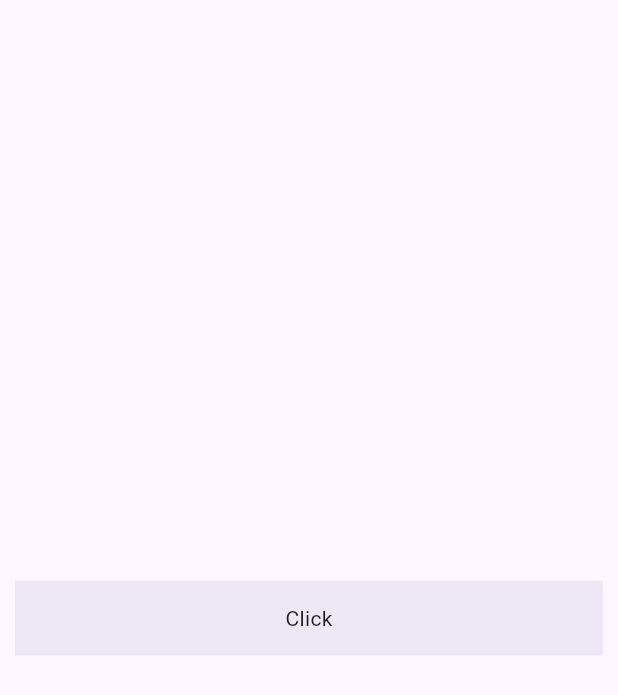
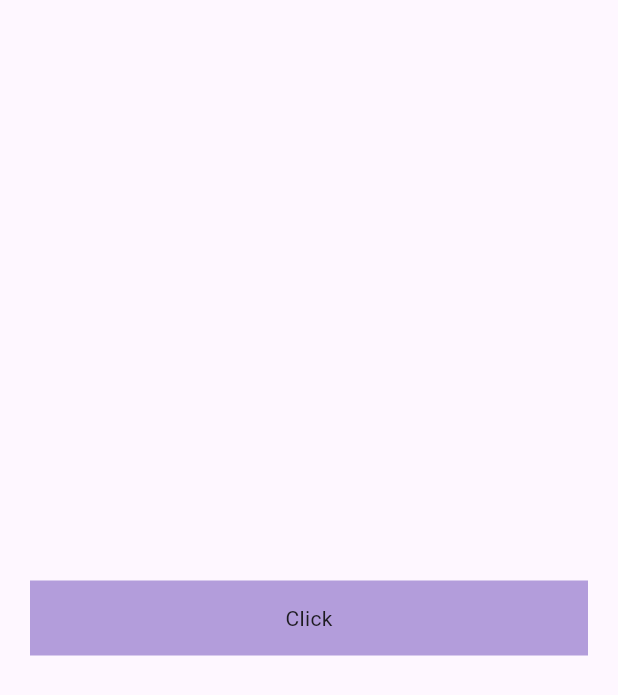
Before and after one commit to Repos-By-Aryan/Multi_Role_App, a Flutter app: the screen it shows after launch, after a tap on "Click", on a phone screen of 412 x 824 dp. Shown: the top 695 px of the screen. Run offline on Flutter 3.47's test engine with Material 2 defaults, Android fonts, the phone set to English and light mode, and no system bars; our stand-ins replace cached_network_image, shared_preferences; network calls fail.

Commit message:
Shared Preferences.

```diff
--- a/lib/login_screen.dart
+++ b/lib/login_screen.dart
@@ -13,7 +13,7 @@ class _LoginScreenState extends State<LoginScreen> {
   Widget build(BuildContext context) {
     return Scaffold(
       body: Padding(
-        padding: const EdgeInsets.symmetric(horizontal: 10),
+        padding: const EdgeInsets.symmetric(horizontal: 20),
         child: Column(
           crossAxisAlignment: CrossAxisAlignment.center,
           mainAxisAlignment: MainAxisAlignment.center,
@@ -21,11 +21,18 @@ class _LoginScreenState extends State<LoginScreen> {
             InkWell(
               onTap: ()async{
                 SharedPreferences sp = await SharedPreferences.getInstance();
+                sp.setString('name', 'Aryan');
+                sp.setInt('age', 20);
+
+
+                debugPrint(sp.getString('name'));
+                debugPrint(sp.getInt('age').toString());
               },
               child: Container(
+
                 height:50,
                 width: double.infinity,
-                color:Colors.deepPurple.shade50,
+                color:Colors.deepPurple.shade200,
                 child: Center(child: Text("Click")),
               ),
             ),
--- a/lib/splash_screen.dart
+++ b/lib/splash_screen.dart
@@ -2,7 +2,6 @@
 import 'dart:async';
 import 'package:flutter/material.dart';
 import 'package:cached_network_image/cached_network_image.dart';
-import 'package:multi_role_chapter_9/home_screen.dart';
 import 'package:multi_role_chapter_9/login_screen.dart';
 
 class SplashScreen extends StatefulWidget {
@@ -17,7 +16,6 @@ class _SplashScreenState extends State<SplashScreen> {
   @override
   void initState() {
     super.initState();
-    debugPrint('Init');
     Timer(Duration(seconds: 4), () {
       Navigator.push(context, MaterialPageRoute(builder: (context) => LoginScreen(),),);
     });
```
